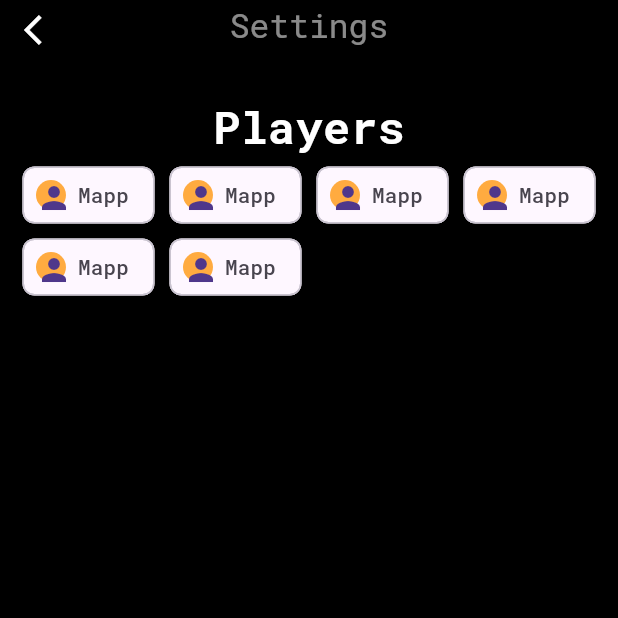
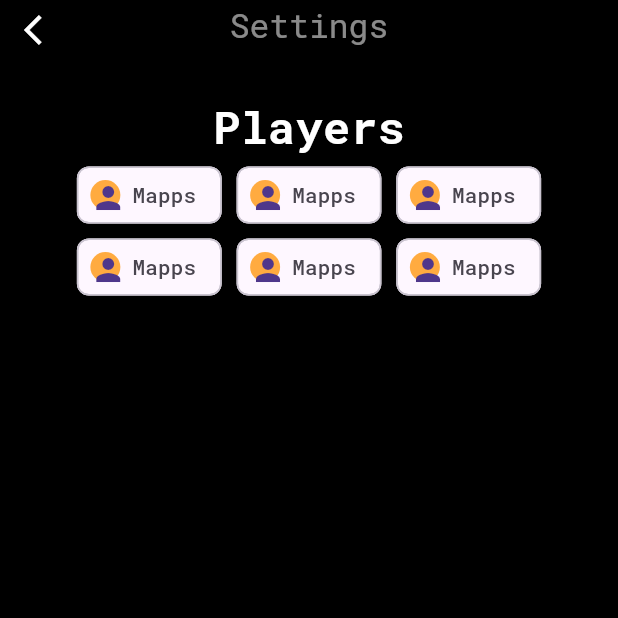
Before and after one commit to trand95/lp_counter, a Flutter app: the SettingScreen screen opened by its route, on a phone screen of 412 x 824 dp, the top half of it. Run offline on Flutter 3.47's test engine with Material 3 defaults, Android fonts, the phone set to English and light mode, and no system bars; our stand-ins replace gap.

Commit message:
second commit

```diff
--- a/lib/src/screens/setting_screen.dart
+++ b/lib/src/screens/setting_screen.dart
@@ -49,7 +49,7 @@ class _SettingScreenState extends State<SettingScreen> {
                       backgroundColor: Colors.orangeAccent,
                       child: Icon(Icons.person),
                     ),
-                    label: Text('Mapp'),
+                    label: Text('Mapps'),
                   ),
                 ),
               )
```
